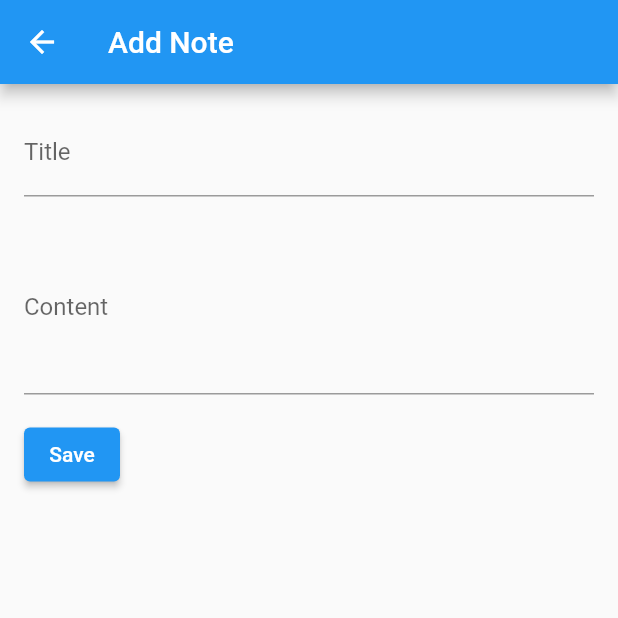
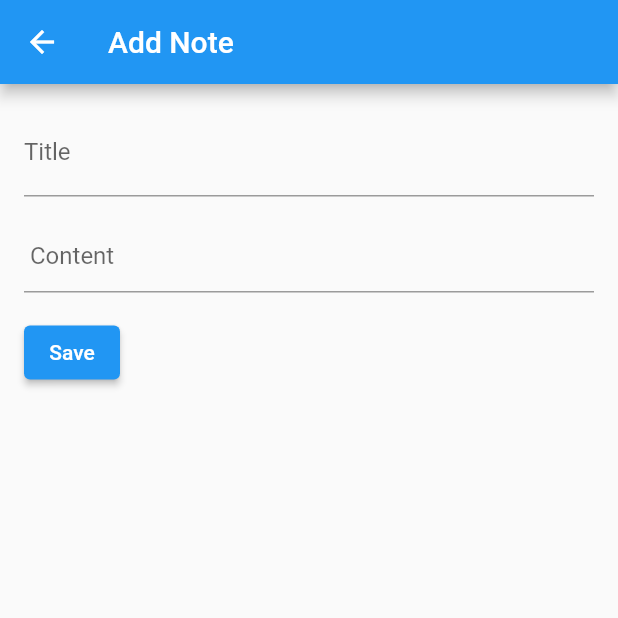
Before and after one commit to roshdology123/Note-App, a Flutter app: the screen it shows after launch, after a tap on the "add" icon, on a phone screen of 412 x 824 dp, the top half of it. Run offline on Flutter 3.47's test engine with Material 2 defaults, Android fonts, the phone set to English and light mode, and no system bars; our stand-ins replace bloc, cloud_firestore, firebase_core, flutter_bloc; accounts and stored records are empty.

Commit message:
Finished Task 3

```diff
--- a/lib/Screens/addnote_screen.dart
+++ b/lib/Screens/addnote_screen.dart
@@ -1,5 +1,6 @@
 import 'package:flutter/material.dart';
 import 'package:flutter_bloc/flutter_bloc.dart';
+import 'package:note_app/Screens/notes_screen.dart';
 
 import '../BloCs/note_bloc/note_bloc.dart';
 import '../Models/note_model.dart';
@@ -54,9 +55,11 @@ class _AddNoteScreenState extends State<AddNoteScreen> {
                   TextFormField(
                     controller: _contentController,
                     decoration: InputDecoration(
+                      contentPadding: EdgeInsets.all(4),
                       labelText: 'Content',
                     ),
-                    maxLines: 4,
+                    minLines: 1,
+                    maxLines: 5,
                     validator: (value) {
                       if (value!.isEmpty) {
                         return 'Please enter content';
@@ -76,7 +79,11 @@ class _AddNoteScreenState extends State<AddNoteScreen> {
                           content: content,
                         );
                         context.read<NoteBloc>().add(AddNote(note: note));
-                        Navigator.pop(context);
+                        Navigator.pushAndRemoveUntil(
+                            context,
+                            MaterialPageRoute(
+                                builder: (context) => NotesScreen()),
+                            (Route<dynamic> route) => false);
                       }
                     },
                     child: Text('Save'),
--- a/lib/main.dart
+++ b/lib/main.dart
@@ -1,3 +1,4 @@
+import 'package:cloud_firestore/cloud_firestore.dart';
 import 'package:firebase_core/firebase_core.dart';
 import 'package:flutter/material.dart';
 import 'package:flutter_bloc/flutter_bloc.dart';
@@ -9,6 +10,8 @@ import 'Screens/notes_screen.dart';
 void main() async {
   WidgetsFlutterBinding.ensureInitialized();
   await Firebase.initializeApp();
+  final database = FirebaseFirestore.instance;
+  database.settings = const Settings(persistenceEnabled: false);
   runApp(
     BlocProvider(
       create: (context) => NoteBloc(noteRepository: NoteRepository()),
@@ -26,7 +29,14 @@ class MyApp extends StatelessWidget {
     return MaterialApp(
       title: 'Flutter Demo',
       debugShowCheckedModeBanner: false,
-      home: NotesScreen(),
+      home: RepositoryProvider(
+        create: (context) => NoteRepository(),
+        child: BlocProvider(
+          create: (context) =>
+              NoteBloc(noteRepository: NoteRepository())..add(LoadNotes()),
+          child: NotesScreen(),
+        ),
+      ),
     );
   }
 }
```
